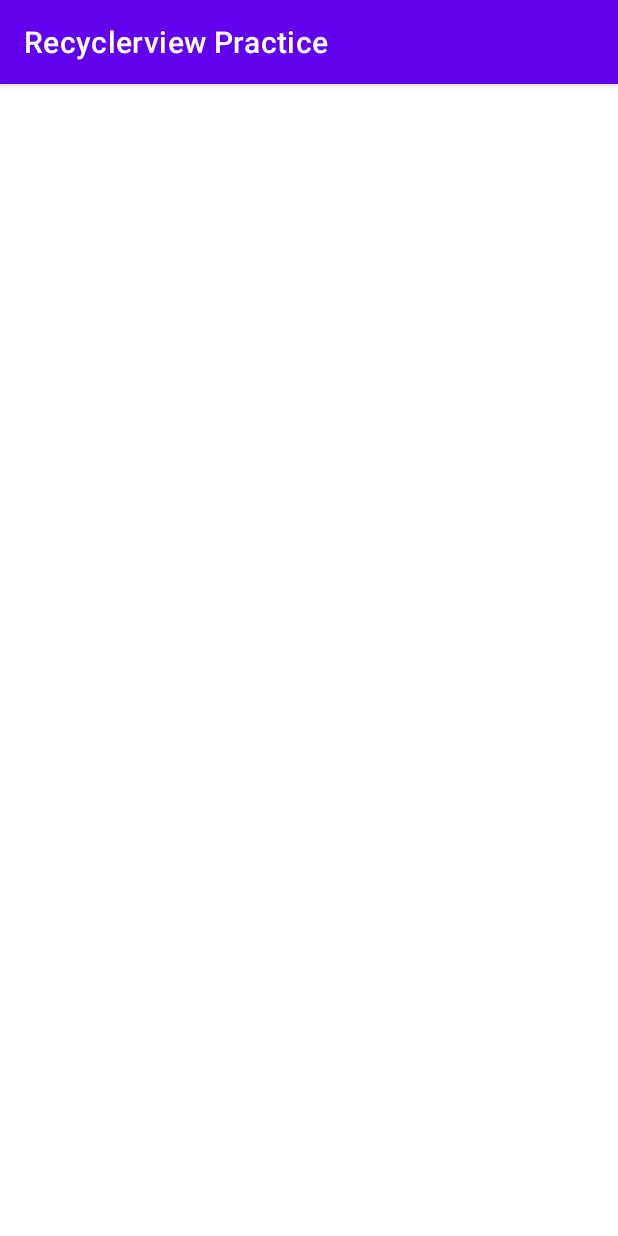
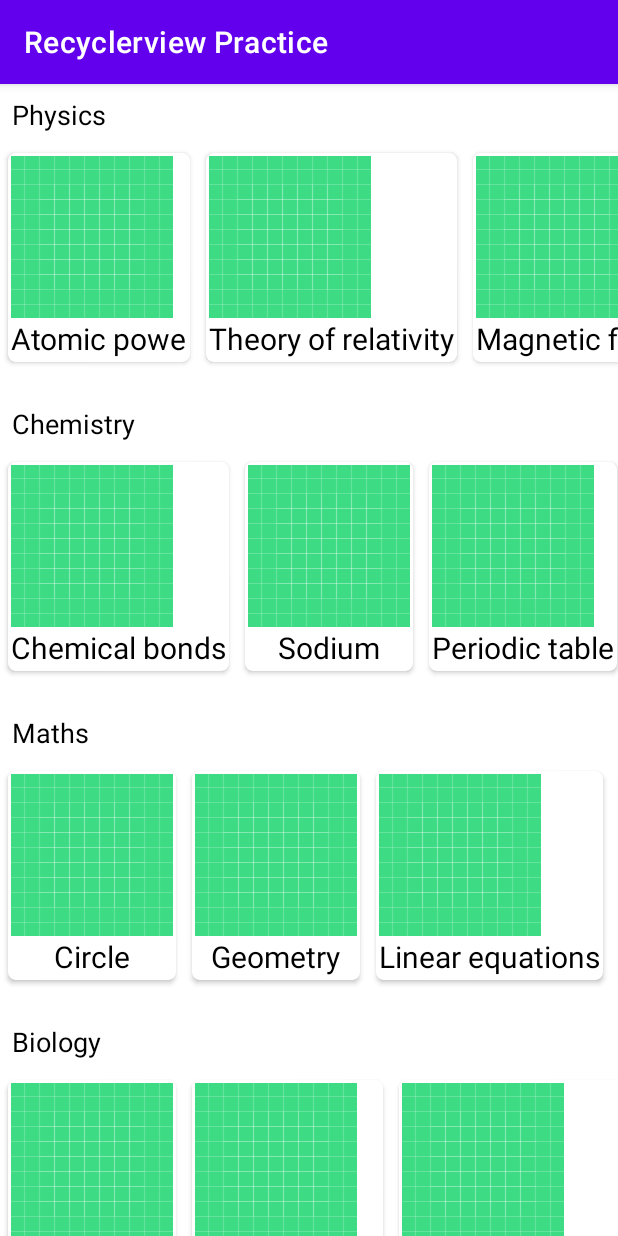
Before and after one commit to yun0529/Recyclerview_Practice, an Android app: the CustomRvActivity screen opened directly, with no data from a screen before it, on a phone screen of 412 x 824 dp. Run offline under Robolectric (Android 15) with nearby library versions, the phone set to English and light mode, and no system bars.

Commit message:
nested recyclerview

```diff
--- a/app/src/main/java/com/example/recyclerviewpractice/src/custom/CustomRvActivity.kt
+++ b/app/src/main/java/com/example/recyclerviewpractice/src/custom/CustomRvActivity.kt
@@ -1,15 +1,59 @@
 package com.example.recyclerviewpractice.src.custom
 
 import android.os.Bundle
+import androidx.recyclerview.widget.LinearLayoutManager
 import com.example.recyclerviewpractice.config.BaseActivity
 import com.example.recyclerviewpractice.databinding.ActivityCustomRvBinding
 
-data class Chapter (val id : Int, val chapterName: String , val imageUrl: String)
-data class Subject (val id : Int, val subjectName: String , val chapters : ArrayList<Chapter>)
+data class Chapter (var id : Int, var chapterName: String, var imageUrl: String)
+data class Subject (var id : Int, var subjectName: String, var chapters : ArrayList<Chapter>)
 
 class CustomRvActivity : BaseActivity<ActivityCustomRvBinding>(ActivityCustomRvBinding::inflate) {
+    var subjectSet = arrayListOf<Subject>()
+    lateinit var sub_rv_adapter : RvSubjectAdapter
+
     override fun onCreate(savedInstanceState: Bundle?) {
         super.onCreate(savedInstanceState)
+        subjectSet = prepareData()
+        sub_rv_adapter = RvSubjectAdapter(subjectSet, this)
+        binding.rvCustom.layoutManager = LinearLayoutManager(this, LinearLayoutManager.VERTICAL,false)
+        binding.rvCustom.adapter = sub_rv_adapter
 
     }
+
+    private fun prepareData(): ArrayList<Subject> {
+        val subjects = ArrayList<Subject>()
+        val physics = Subject(1,"Physics",ArrayList())
+        val chapter1 = Chapter(1,"Atomic powe","http://ashishkudale.com/images/phy/atoms.png")
+        val chapter2 = Chapter(2,"Theory of relativity","http://ashishkudale.com/images/phy/sigma.png")
+        val chapter3 = Chapter(3,"Magnetic field","http://ashishkudale.com/images/phy/magnet.png")
+        val chapter4 = Chapter(4,"Practical 1","http://ashishkudale.com/images/phy/caliper.png")
+        val chapter5 = Chapter(5,"Practical 2","http://ashishkudale.com/images/phy/micrometer.png")
+        physics.chapters.add(chapter1)
+        physics.chapters.add(chapter2)
+        physics.chapters.add(chapter3)
+        physics.chapters.add(chapter4)
+        physics.chapters.add(chapter5)
+        val chem = Subject(2,"Chemistry",ArrayList())
+        chem.chapters.add(Chapter(6,"Chemical bonds","http://ashishkudale.com/images/chem/bonds.png"))
+        chem.chapters.add(Chapter(7,"Sodium","http://ashishkudale.com/images/chem/sodium.png"))
+        chem.chapters.add(Chapter(8,"Periodic table","http://ashishkudale.com/images/chem/periodic_table.png"))
+        chem.chapters.add(Chapter(9,"Acid and Base","http://ashishkudale.com/images/chem/chem.png"))
+        val bio = Subject(3,"Biology",ArrayList())
+        bio.chapters.add(Chapter(10,"Bacteria","http://ashishkudale.com/images/bio/bacteria.png"))
+        bio.chapters.add(Chapter(11,"DNA and RNA","http://ashishkudale.com/images/bio/dna.png"))
+        bio.chapters.add(Chapter(12,"Study of microscope","http://ashishkudale.com/images/bio/microscope.png"))
+        bio.chapters.add(Chapter(13,"Protein and fibers","http://ashishkudale.com/images/bio/protein.png"))
+        val maths = Subject(4,"Maths",ArrayList())
+        maths.chapters.add(Chapter(14,"Circle","http://ashishkudale.com/images/maths/circle.png"))
+        maths.chapters.add(Chapter(15,"Geometry","http://ashishkudale.com/images/maths/geometry.png"))
+        maths.chapters.add(Chapter(16,"Linear equations","http://ashishkudale.com/images/maths/linear.png"))
+        maths.chapters.add(Chapter(17,"Graph","http://ashishkudale.com/images/maths/plot.png"))
+        maths.chapters.add(Chapter(18,"Trigonometry","http://ashishkudale.com/images/maths/trigonometry.png"))
+        subjects.add(physics)
+        subjects.add(chem)
+        subjects.add(maths)
+        subjects.add(bio)
+        return subjects
+    }
 }
--- a/app/src/main/java/com/example/recyclerviewpractice/src/custom/RvChapterAdapter.kt
+++ b/app/src/main/java/com/example/recyclerviewpractice/src/custom/RvChapterAdapter.kt
@@ -5,15 +5,12 @@ import android.view.LayoutInflater
 import android.view.ViewGroup
 import androidx.recyclerview.widget.RecyclerView
 import com.bumptech.glide.Glide
+import com.example.recyclerviewpractice.R
 import com.example.recyclerviewpractice.databinding.ItemCustomRvChapterBinding
 
 private lateinit var binding : ItemCustomRvChapterBinding
 
-class RvAdapter(private val chapterSet: ArrayList<Chapter>, var con : Context) : RecyclerView.Adapter<RecyclerView.ViewHolder>() {
-
-    private val TYPE_HEADER = 0
-    private val TYPE_ITEM = 1
-    private val TYPE_FOOTER = 2
+class RvChapterAdapter(private val chapterSet: ArrayList<Chapter>, var con : Context) : RecyclerView.Adapter<RecyclerView.ViewHolder>() {
 
     override fun onCreateViewHolder(parent: ViewGroup, viewType: Int): RecyclerView.ViewHolder {
         binding = ItemCustomRvChapterBinding.inflate(LayoutInflater.from(parent.context),parent, false)
@@ -21,6 +18,7 @@ class RvAdapter(private val chapterSet: ArrayList<Chapter>, var con : Context) :
     }
 
     override fun onBindViewHolder(holder: RecyclerView.ViewHolder, position: Int) {
+        val (id, chapterName, imageUrl) = chapterSet[position]
         when(holder){
             is ViewHolder -> holder.bind(chapterSet[position])
         }
@@ -38,7 +36,7 @@ class RvAdapter(private val chapterSet: ArrayList<Chapter>, var con : Context) :
 
     inner class ViewHolder(private val binding : ItemCustomRvChapterBinding) : RecyclerView.ViewHolder(binding.root){
         fun bind(data : Chapter){
-            Glide.with(con).load(data.imageUrl).into(binding.citemIv)
+            binding.citemIv.setImageResource(R.drawable.ic_launcher_background)
             binding.citemTv.text = data.chapterName
         }
 
--- a/app/src/main/java/com/example/recyclerviewpractice/src/custom/RvSubjectAdapter.kt
+++ b/app/src/main/java/com/example/recyclerviewpractice/src/custom/RvSubjectAdapter.kt
@@ -4,25 +4,17 @@ import android.content.Context
 import android.view.LayoutInflater
 import android.view.ViewGroup
 import androidx.recyclerview.widget.RecyclerView
-import com.bumptech.glide.Glide
 import com.example.recyclerviewpractice.databinding.ItemCustomRvChapterBinding
 import android.R
-
-import android.widget.TextView
+import androidx.recyclerview.widget.LinearLayoutManager
+import com.example.recyclerviewpractice.databinding.ItemRvSubjectBinding
 
 
-
-
-private lateinit var binding : ItemCustomRvChapterBinding
-
+private lateinit var binding : ItemRvSubjectBinding
 class RvSubjectAdapter(private val subjectSet: ArrayList<Subject>, var con : Context) : RecyclerView.Adapter<RecyclerView.ViewHolder>() {
 
-    private val TYPE_HEADER = 0
-    private val TYPE_ITEM = 1
-    private val TYPE_FOOTER = 2
-
     override fun onCreateViewHolder(parent: ViewGroup, viewType: Int): RecyclerView.ViewHolder {
-        binding = ItemCustomRvChapterBinding.inflate(LayoutInflater.from(parent.context),parent, false)
+        binding = ItemRvSubjectBinding.inflate(LayoutInflater.from(parent.context),parent, false)
         return ViewHolder(binding)
     }
 
@@ -30,6 +22,7 @@ class RvSubjectAdapter(private val subjectSet: ArrayList<Subject>, var con : Con
         when(holder){
             is ViewHolder -> holder.bind(subjectSet[position])
         }
+
     }
 
     override fun getItemViewType(position: Int): Int {
@@ -40,20 +33,14 @@ class RvSubjectAdapter(private val subjectSet: ArrayList<Subject>, var con : Con
         return subjectSet.size
     }
 
-
-
-    inner class ViewHolder(private val binding : ItemCustomRvChapterBinding) : RecyclerView.ViewHolder(binding.root){
+    inner class ViewHolder(private val binding : ItemRvSubjectBinding) : RecyclerView.ViewHolder(binding.root){
         fun bind(data : Subject){
-
+            binding.rvChapters.adapter = RvChapterAdapter(data.chapters,con)
+            binding.rvChapters.layoutManager =
+                LinearLayoutManager(con, LinearLayoutManager.HORIZONTAL, false)
+            binding.rvChapters.setHasFixedSize(true)
+            binding.tvSubjectName.text = data.subjectName
         }
 
     }
-
-    inner class GridViewHolder(private val binding : ItemCustomRvChapterBinding) : RecyclerView.ViewHolder(binding.root) {
-        fun bind(data: Subject) {
-            binding.
-            recyclerView = itemView.findViewById(R.id.rvChapters)
-            tvSubjectName = itemView.findViewById(R.id.tvSubjectName)
-        }
-    }
 }
--- a/app/src/main/res/layout/item_rv_subject.xml
+++ b/app/src/main/res/layout/item_rv_subject.xml
@@ -12,7 +12,7 @@
         android:layout_marginBottom="15dp">
 
         <TextView
-            android:id="@+id/tvSubjectName"
+            android:id="@+id/tv_subject_name"
             android:layout_width="wrap_content"
             android:layout_height="wrap_content"
             android:layout_margin="8dp"
```
